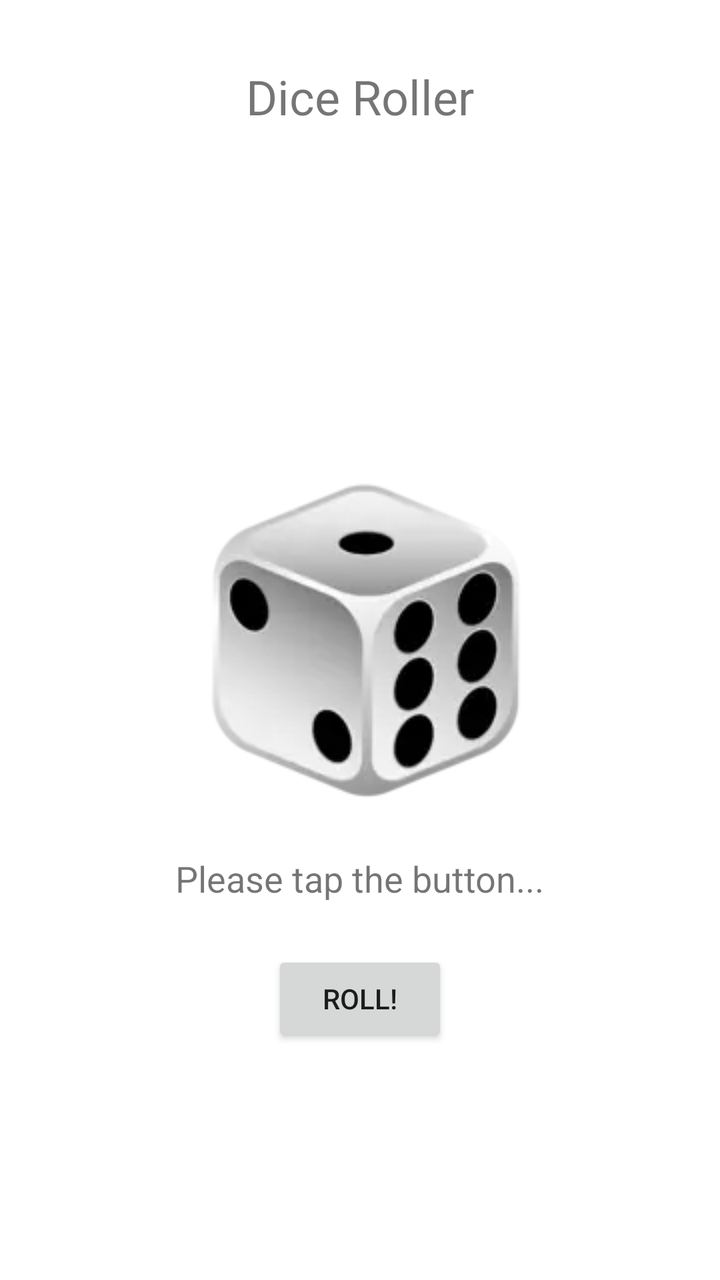
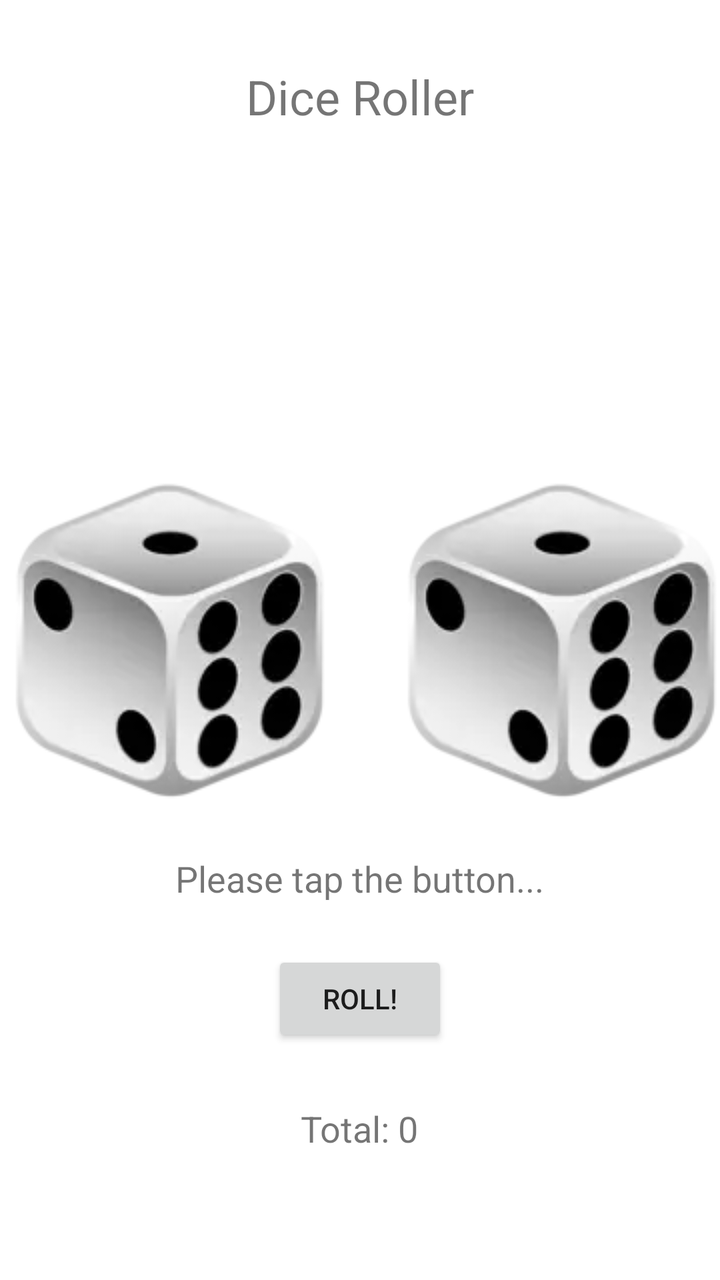

Screens rendered from an Android XML layout before and after an edit, with the pre-edit source and the edit as a unified diff.
<!-- AndroidManifest.xml: application theme Theme.SimpleDice -->
<!-- res/layout/activity_main.xml -->
<?xml version="1.0" encoding="utf-8"?>
<RelativeLayout xmlns:android="http://schemas.android.com/apk/res/android"
    android:layout_width="match_parent"
    android:layout_height="match_parent">

    
    <TextView
        android:id="@+id/titleText"
        android:layout_width="wrap_content"
        android:layout_height="wrap_content"
        android:text="Dice Roller"
        android:textSize="24sp"
        android:layout_alignParentTop="true"
        android:layout_centerHorizontal="true"
        android:layout_marginTop="32dp" />

    
    <ImageView
        android:id="@+id/diceImage"
        android:layout_width="wrap_content"
        android:layout_height="wrap_content"
        android:src="@drawable/dicegeneral"
        android:layout_centerInParent="true" />

    
    <TextView
        android:id="@+id/diceResult"
        android:layout_width="wrap_content"
        android:layout_height="wrap_content"
        android:text="Please tap the button..."
        android:textSize="18sp"
        android:layout_below="@id/diceImage"
        android:layout_centerHorizontal="true"
        android:layout_marginTop="24dp" />

    
    <Button
        android:id="@+id/rollButton"
        android:layout_width="wrap_content"
        android:layout_height="wrap_content"
        android:text="ROLL!"
        android:layout_below="@id/diceResult"
        android:layout_centerHorizontal="true"
        android:layout_marginTop="24dp" />

</RelativeLayout>
<!-- resources referenced by this layout -->
<resources>
  <!-- drawable dicegeneral: png bitmap (drawable, 22843 bytes) -->
  <style name="Theme.SimpleDice" parent="Theme.MaterialComponents.DayNight.DarkActionBar">
          
          <item name="colorPrimary">@color/purple_500</item>
          <item name="colorPrimaryVariant">@color/purple_700</item>
          <item name="colorOnPrimary">@color/white</item>
          
          <item name="colorSecondary">@color/teal_200</item>
          <item name="colorSecondaryVariant">@color/teal_700</item>
          <item name="colorOnSecondary">@color/black</item>
          
          <item name="android:statusBarColor" tools:targetApi="l">?attr/colorPrimaryVariant</item>
          
      </style>
  <color name="purple_500">#FF6200EE</color>
  <color name="purple_700">#FF3700B3</color>
  <color name="white">#FFFFFFFF</color>
  <color name="teal_200">#FF03DAC5</color>
  <color name="teal_700">#FF018786</color>
  <color name="black">#FF000000</color>
</resources>

<!-- the commit's change to res/layout/activity_main.xml (unified diff, before → after) -->
@@ -3,7 +3,6 @@
     android:layout_width="match_parent"
     android:layout_height="match_parent">
 
-    
     <TextView
         android:id="@+id/titleText"
         android:layout_width="wrap_content"
@@ -14,26 +13,39 @@
         android:layout_centerHorizontal="true"
         android:layout_marginTop="32dp" />
 
-    
-    <ImageView
-        android:id="@+id/diceImage"
+    <LinearLayout
+        android:id="@+id/diceContainer"
         android:layout_width="wrap_content"
         android:layout_height="wrap_content"
-        android:src="@drawable/dicegeneral"
-        android:layout_centerInParent="true" />
+        android:layout_centerInParent="true"
+        android:orientation="horizontal">
 
-    
+        <ImageView
+            android:id="@+id/diceImage1"
+            android:layout_width="wrap_content"
+            android:layout_height="wrap_content"
+            android:layout_marginEnd="16dp"
+            android:src="@drawable/dicegeneral" />
+
+        <ImageView
+            android:id="@+id/diceImage2"
+            android:layout_width="wrap_content"
+            android:layout_height="wrap_content"
+            android:layout_marginStart="16dp"
+            android:src="@drawable/dicegeneral" />
+
+    </LinearLayout>
+
     <TextView
         android:id="@+id/diceResult"
         android:layout_width="wrap_content"
         android:layout_height="wrap_content"
         android:text="Please tap the button..."
         android:textSize="18sp"
-        android:layout_below="@id/diceImage"
+        android:layout_below="@id/diceContainer"
         android:layout_centerHorizontal="true"
         android:layout_marginTop="24dp" />
 
-    
     <Button
         android:id="@+id/rollButton"
         android:layout_width="wrap_content"
@@ -43,4 +55,13 @@
         android:layout_centerHorizontal="true"
         android:layout_marginTop="24dp" />
 
+    <TextView
+        android:id="@+id/totalResult"
+        android:layout_width="wrap_content"
+        android:layout_height="wrap_content"
+        android:layout_below="@id/diceContainer"
+        android:layout_centerHorizontal="true"
+        android:layout_marginTop="149dp"
+        android:text="Total: 0"
+        android:textSize="18sp" />
 </RelativeLayout>
